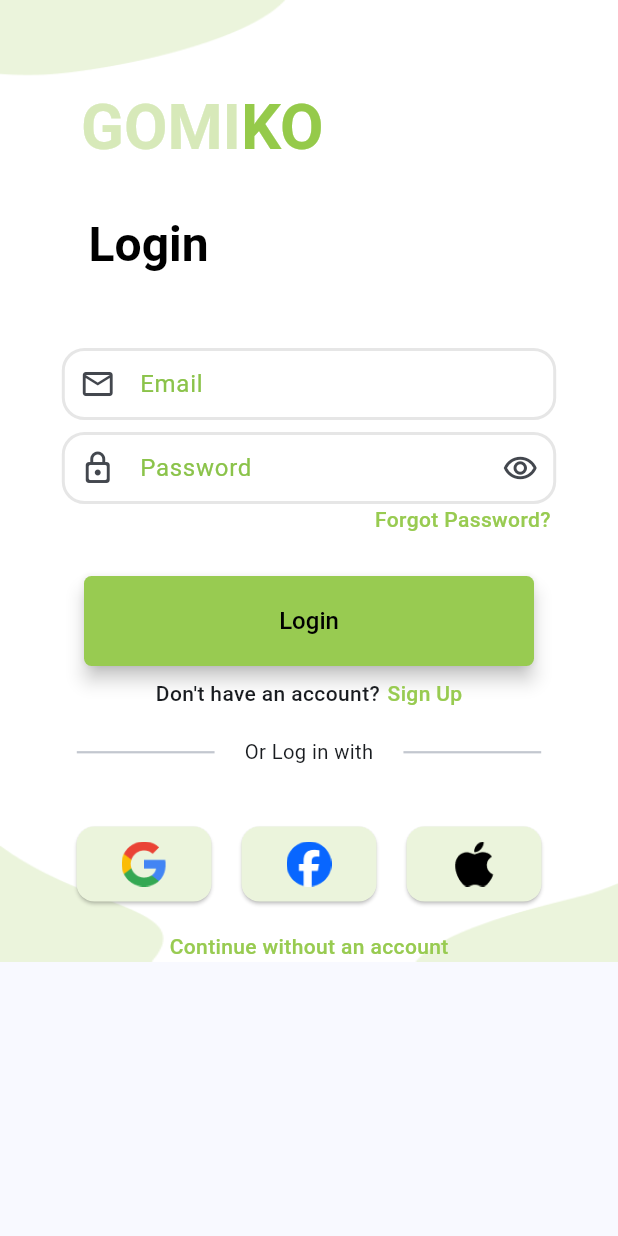
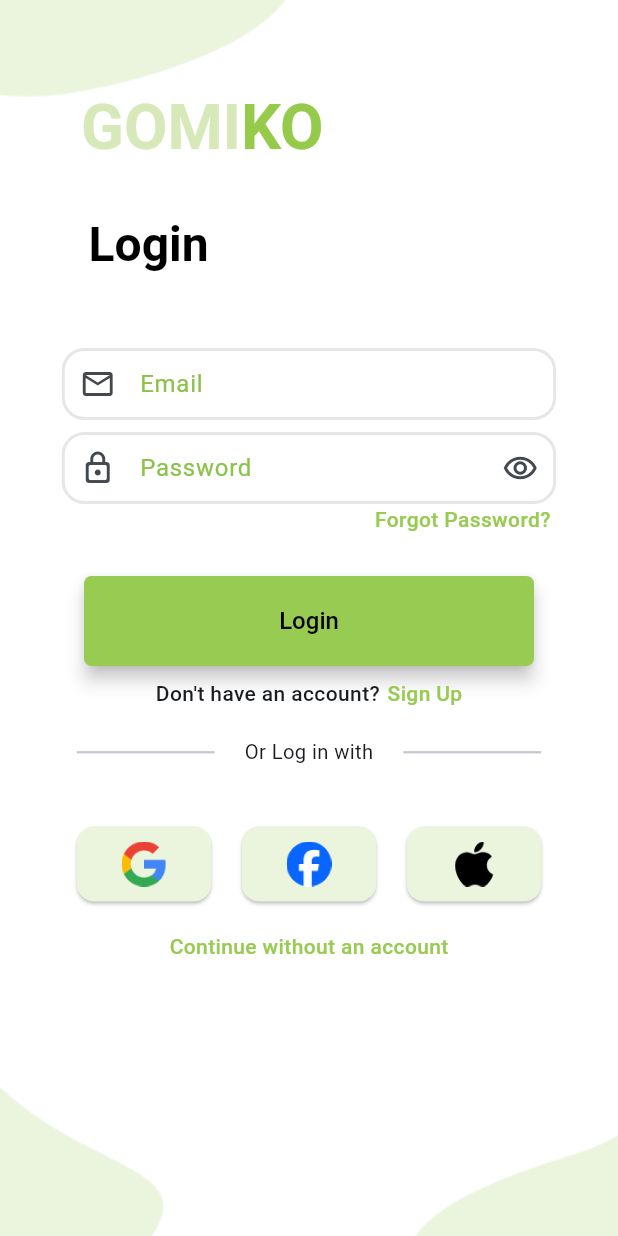
Before and after one commit to GomikoApp/Gomiko, a Flutter app: the screen it shows after launch, after a tap on "Get Started", after a tap on "Sign Up", after a tap on "Login", on a phone screen of 412 x 824 dp. Run offline on Flutter 3.47's test engine with Material 3 defaults, Android fonts, the phone set to English and light mode, and no system bars; our stand-ins replace firebase_auth, firebase_core, flutter_dotenv, go_router, google_sign_in; missing offline and left inert: flutter_facebook_auth; accounts and stored records are empty.

Commit message:
fix issue where background image is not stretched to the bottom of screen

```diff
--- a/lib/screens/forgot_password_screen.dart
+++ b/lib/screens/forgot_password_screen.dart
@@ -62,6 +62,7 @@ class _ForgotPasswordPageState extends State<ForgotPasswordPage> {
           ),
         ),
         child: Stack(
+          fit: StackFit.expand,
           children: <Widget>[
             Scaffold(
               backgroundColor: Colors.transparent,
--- a/lib/screens/landing_screen.dart
+++ b/lib/screens/landing_screen.dart
@@ -17,6 +17,7 @@ class LandingPage extends StatelessWidget {
           ),
         ),
         child: Stack(
+          fit: StackFit.expand,
           children: <Widget>[
             Center(
               child: Column(
--- a/lib/screens/login_screen.dart
+++ b/lib/screens/login_screen.dart
@@ -223,6 +223,7 @@ class _LoginPageState extends State<LoginPage> {
           ),
         ),
         child: Stack(
+          fit: StackFit.expand,
           children: <Widget>[
             SingleChildScrollView(
               child: AnimatedPadding(
--- a/lib/screens/signup_screen.dart
+++ b/lib/screens/signup_screen.dart
@@ -209,6 +209,7 @@ class _SignUpPageState extends State<SignUpPage> {
           ),
         ),
         child: Stack(
+          fit: StackFit.expand,
           children: <Widget>[
             SingleChildScrollView(
               child: AnimatedPadding(
```
